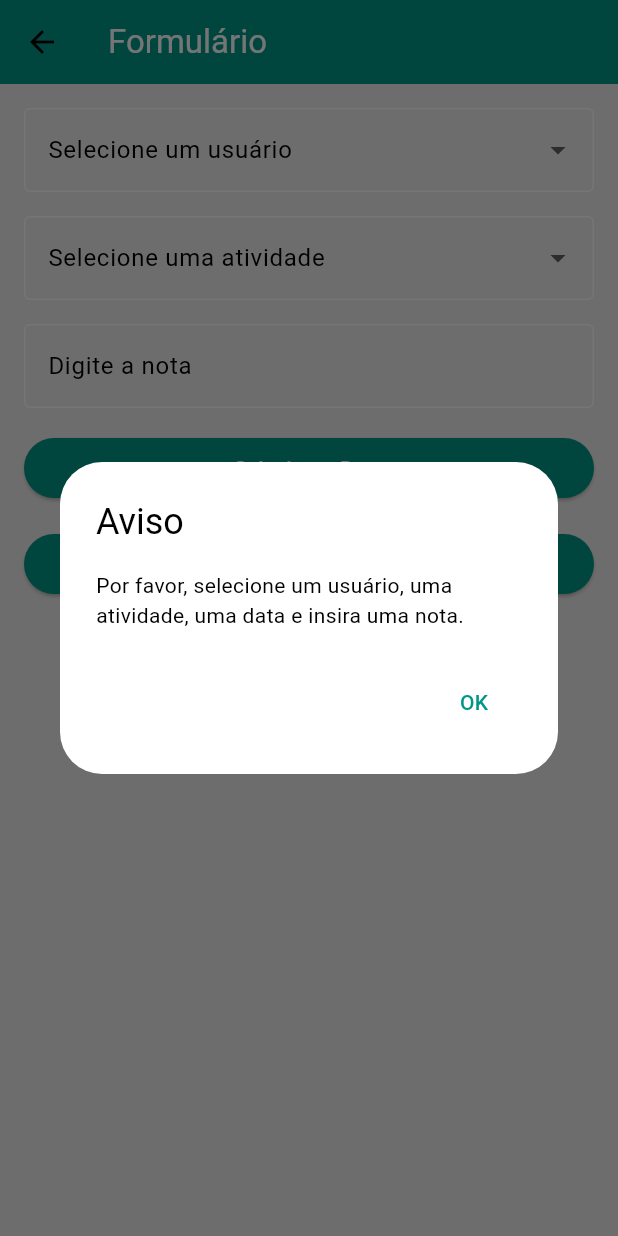
After one commit to GabiiSmithh/OPT120, a Flutter app: the CadastroUsuarioAtividade screen opened by its route, after a tap on "Vincular", on a phone screen of 412 x 824 dp. The commit adds this screen. Run offline on Flutter 3.47's test engine with Material 3 defaults, Android fonts, the phone set to English and light mode, and no system bars.

Commit message:
Add files via upload

```diff
--- a/frontend_devmovel/lib/cadastro_atividade.dart
+++ b/frontend_devmovel/lib/cadastro_atividade.dart
@@ -53,7 +53,10 @@ class _CadastroAtividadePageState extends State<CadastroAtividadePage> {
   Widget build(BuildContext context) {
     return Scaffold(
       appBar: AppBar(
-        title: const Text('Cadastro de Atividade'),
+        title: const Text(
+          'Cadastro de Atividade',
+          style: TextStyle(color: Colors.white), // Altera a cor do texto para branco
+        ),
         backgroundColor: Colors.teal, // Altera a cor da barra superior
       ),
       body: Container(
--- a/frontend_devmovel/lib/cadastro_usuario.dart
+++ b/frontend_devmovel/lib/cadastro_usuario.dart
@@ -26,6 +26,7 @@ class MyApp extends StatelessWidget {
   }
 }
 
+// ignore: must_be_immutable
 class CadastroUsuarioPage extends StatelessWidget {
   final GlobalKey<FormState> _formKey = GlobalKey<FormState>();
 
@@ -48,7 +49,10 @@ class CadastroUsuarioPage extends StatelessWidget {
   Widget build(BuildContext context) {
     return Scaffold(
       appBar: AppBar(
-        title: const Text('Cadastrar Usuário'),
+        title: const Text(
+          'Cadastrar Usuário',
+          style: TextStyle(color: Colors.white), // Altera a cor do texto para branco
+          ),
         backgroundColor: Colors.teal, // Define a cor da AppBar como roxo
       ),
       body: Container(
--- /dev/null
+++ b/frontend_devmovel/lib/cadastro_usuario_atividade.dart
@@ -0,0 +1,174 @@
+import 'package:flutter/material.dart';
+import 'package:flutter/services.dart';
+
+class CadastroUsuarioAtividade extends StatefulWidget {
+  @override
+  _CadastroUsuarioAtividadeState createState() =>
+      _CadastroUsuarioAtividadeState();
+}
+
+class _CadastroUsuarioAtividadeState extends State<CadastroUsuarioAtividade> {
+  String? selectedUser; // Permit null value
+  String? selectedActivity; // Permit null value
+  DateTime? selectedDate; // Selected date
+  double? nota; // Entered grade
+
+  List<String> users = ['Anelly', 'Gabriela', 'Winicius'];
+  List<String> activities = ['Atividade 1', 'Atividade 2', 'Atividade 3'];
+
+  @override
+  Widget build(BuildContext context) {
+    return Scaffold(
+      appBar: AppBar(
+        title: Text(
+          'Formulário',
+          style: TextStyle(color: Colors.white), // Altera a cor do texto para branco
+        ),
+        backgroundColor: Colors.teal, // Define a cor da AppBar como teal
+      ),
+      backgroundColor: Colors.grey[200], // Set background color to gray
+      body: Padding(
+        padding: EdgeInsets.all(16.0),
+        child: Column(
+          crossAxisAlignment: CrossAxisAlignment.stretch,
+          children: <Widget>[
+            DropdownButtonFormField<String>(
+              value: selectedUser,
+              onChanged: (value) {
+                setState(() {
+                  selectedUser = value;
+                });
+              },
+              items: users.map((user) {
+                return DropdownMenuItem<String>(
+                  value: user,
+                  child: Text(user),
+                );
+              }).toList(),
+              decoration: InputDecoration(
+                labelText: 'Selecione um usuário',
+                border: OutlineInputBorder(),
+              ),
+            ),
+            SizedBox(height: 16.0),
+            DropdownButtonFormField<String>(
+              value: selectedActivity,
+              onChanged: (value) {
+                setState(() {
+                  selectedActivity = value;
+                });
+              },
+              items: activities.map((activity) {
+                return DropdownMenuItem<String>(
+                  value: activity,
+                  child: Text(activity),
+                );
+              }).toList(),
+              decoration: InputDecoration(
+                labelText: 'Selecione uma atividade',
+                border: OutlineInputBorder(),
+              ),
+            ),
+            SizedBox(height: 16.0),
+            TextFormField(
+              keyboardType: TextInputType.numberWithOptions(decimal: true),
+              inputFormatters: <TextInputFormatter>[
+                FilteringTextInputFormatter.allow(RegExp(r'^\d+\.?\d{0,2}')),
+              ],
+              decoration: InputDecoration(
+                labelText: 'Digite a nota',
+                border: OutlineInputBorder(),
+              ),
+              onChanged: (value) {
+                if (value.isNotEmpty) {
+                  setState(() {
+                    nota = double.tryParse(value);
+                  });
+                }
+              },
+            ),
+            SizedBox(height: 16.0),
+            ElevatedButton(
+              onPressed: () async {
+                final DateTime? pickedDate = await showDatePicker(
+                  context: context,
+                  initialDate: DateTime.now(),
+                  firstDate: DateTime(2000),
+                  lastDate: DateTime(2101),
+                  builder: (BuildContext context, Widget? child) {
+                    return Theme(
+                      data: ThemeData.light().copyWith(
+                        textTheme: TextTheme(
+                          bodyText1: TextStyle(color: Colors.white), // Altera a cor do texto
+                        ),
+                        colorScheme: ColorScheme.light(
+                          primary: Colors.teal, // Altera a cor do botão de seleção de data
+                        ),
+                      ),
+                      child: child!,
+                    );
+                  },
+                );
+                if (pickedDate != null && pickedDate != selectedDate) {
+                  setState(() {
+                    selectedDate = pickedDate;
+                  });
+                }
+              },
+              style: ElevatedButton.styleFrom(
+                backgroundColor: Colors.teal, // Define a cor de fundo do botão
+              ),
+              child: Text(
+                selectedDate != null
+                    ? 'Data selecionada: ${selectedDate.toString().substring(0, 10)}'
+                    : 'Selecionar Data',
+                style: TextStyle(color: Colors.white), // Altera a cor do texto
+              ),
+            ),
+            SizedBox(height: 16.0),
+            ElevatedButton(
+              onPressed: () {
+                if (selectedUser != null &&
+                    selectedActivity != null &&
+                    selectedDate != null &&
+                    nota != null) {
+                  print('Usuário selecionado: $selectedUser');
+                  print('Atividade selecionada: $selectedActivity');
+                  print('Data selecionada: $selectedDate');
+                  print('Nota selecionada: $nota');
+                } else {
+                  showDialog(
+                    context: context,
+                    builder: (BuildContext context) {
+                      return AlertDialog(
+                        title: Text('Aviso'),
+                        content: Text(
+                            'Por favor, selecione um usuário, uma atividade, uma data e insira uma nota.'),
+                        backgroundColor: Colors.white, // Altera a cor de fundo do diálogo para grey[200]
+                        actions: [
+                          TextButton(
+                            onPressed: () {
+                              Navigator.of(context).pop();
+                            },
+                            child: Text('OK'),
+                          ),
+                        ],
+                      );
+                    },
+                  );
+                }
+              },
+              style: ElevatedButton.styleFrom(
+                backgroundColor: Colors.teal, // Define a cor de fundo do botão
+              ),
+              child: Text(
+                'Vincular',
+                style: TextStyle(color: Colors.white), // Altera a cor do texto
+              ),
+            ),
+          ],
+        ),
+      ),
+    );
+  }
+}
--- a/frontend_devmovel/lib/main.dart
+++ b/frontend_devmovel/lib/main.dart
@@ -2,6 +2,7 @@ import 'package:flutter/material.dart';
 import 'cadastro_usuario.dart'; // Importar o arquivo da tela de cadastro de usuário
 import 'cadastro_atividade.dart'; // Importar o arquivo da tela de cadastro de atividade
 import 'atividades_cadastradas.dart'; // Importar o arquivo da tela de atividades cadastradas
+import 'cadastro_usuario_atividade.dart'; // Importar o arquivo da tela de cadastro de usuário e atividade
 
 void main() {
   runApp(const MyApp());
@@ -22,6 +23,7 @@ class MyApp extends StatelessWidget {
         '/cadastro_usuario': (context) => CadastroUsuarioPage(), // Adicionando rota para a tela de cadastro de usuário
         '/cadastro_atividade': (context) => CadastroAtividadePage(), // Adicionando rota para a tela de cadastro de atividade
         '/atividades_cadastradas': (context) => AtividadesCadastradasPage(), // Adicionando rota para a tela de atividades cadastradas
+        '/cadastro_usuario_atividade': (context) => CadastroUsuarioAtividade(), // Adicionando rota para a tela de cadastro de usuário e atividade
       },
     );
   }
@@ -72,6 +74,14 @@ class MyHomePage extends StatelessWidget {
               },
             ),
             ListTile(
+              leading: const Icon(Icons.assignment_ind), // Ícone para cadastro de usuário e atividade
+              title: const Text('Cadastro de Usuário e Atividade'),
+              onTap: () {
+                Navigator.pop(context);
+                Navigator.pushNamed(context, '/cadastro_usuario_atividade');
+              },
+            ),
+            ListTile(
               leading: const Icon(Icons.list), // Ícone para atividades cadastradas
               title: const Text('Atividades Cadastradas'),
               onTap: () {
```
